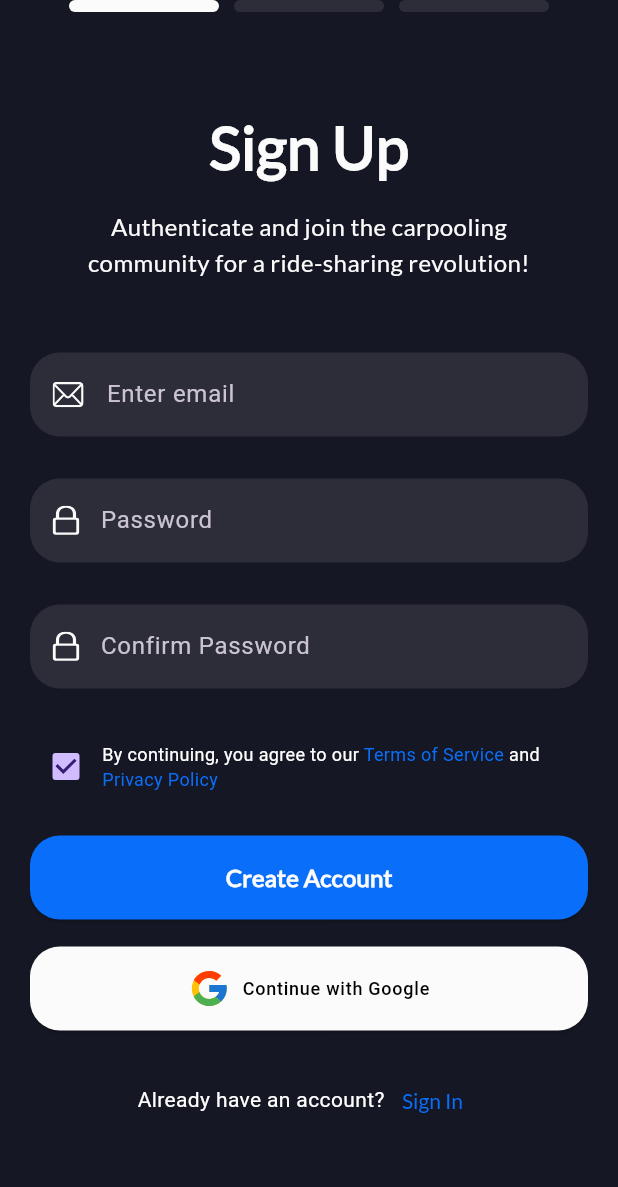
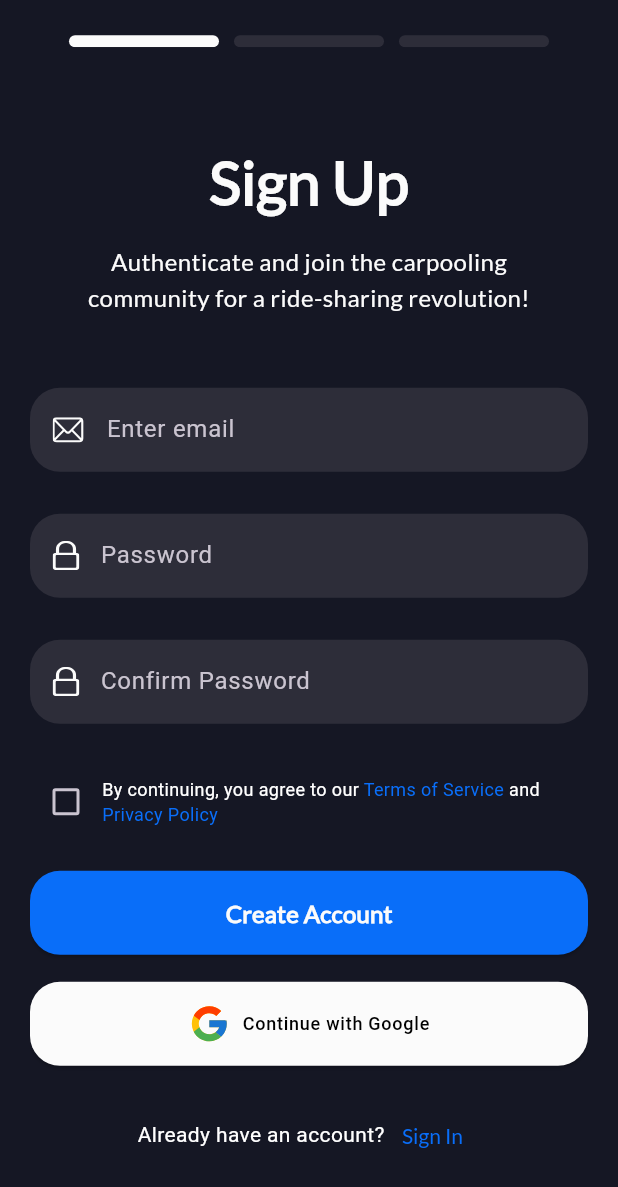
Before and after one commit to Pudv95/vroom_vroom, a Flutter app: the screen it shows after launch, after a tap on "Log In", after a tap on "Sign up", on a phone screen of 412 x 824 dp. Shown: the top 1187 px of the screen. Run offline on Flutter 3.47's test engine with Material 3 defaults, Android fonts, the phone set to English and light mode, and no system bars; drawn by our look-alikes of flutter_easyloading, smooth_page_indicator; our stand-ins replace flutter_dotenv, flutter_secure_storage, flutter_svg, fluttertoast, freezed_annotation, go_router and 2 more; network calls fail.

```diff
--- a/lib/services/authentication/google_o_auth.dart
+++ b/lib/services/authentication/google_o_auth.dart
@@ -3,6 +3,7 @@ import 'dart:convert';
 import 'package:flutter/cupertino.dart';
 import 'package:flutter_dotenv/flutter_dotenv.dart';
 import 'package:flutter_secure_storage/flutter_secure_storage.dart';
+import 'package:fluttertoast/fluttertoast.dart';
 import 'package:go_router/go_router.dart';
 import 'package:google_sign_in/google_sign_in.dart';
 import 'package:http/http.dart' as http;
@@ -43,11 +44,11 @@ class GoogleAuth{
       Map data = jsonDecode(response.body);
       storage.write(key: 'refreshToken', value: data['refresh_token']);
       storage.write(key: 'accessToken', value: data['access_token']);
-      context?.go('/dashboard');
-
+      context?.go('/');
     } else if(response.statusCode == 400) {
       // Handle error
       print('not akgec');
+      Fluttertoast.showToast(msg: 'Please choose an akgec email');
       await _googleSignIn.signOut();
       print('signed out');
     }
--- a/lib/services/authentication/verify_otps.dart
+++ b/lib/services/authentication/verify_otps.dart
@@ -9,8 +9,8 @@ import 'login.dart';
 class Verification {
   final String baseUrl = dotenv.get('BaseURL');
 
-  verifyOTP(String otp,BuildContext context) async {
-    final String token = LoginUser().getAccessToken();
+  verifyOTP(String otp,BuildContext context,String token) async {
+    // final String token = await LoginUser().getAccessToken();
     try {
       final response = await http.post(
         Uri.parse('$baseUrl/auth/reset/verify-otp/'),
@@ -27,6 +27,7 @@ class Verification {
       Map data = jsonDecode(response.body);
       if (response.statusCode == 200) {
         data['success'] = true;
+        data['msg'] = '';
         return data;
 
       } else {
--- a/lib/services/user/get_user.dart
+++ b/lib/services/user/get_user.dart
@@ -25,6 +25,7 @@ class GetUser{
         final Map<String, dynamic> data = jsonDecode(response.body);
         return data;
       } else {
+        print(jsonDecode(response.body));
         return null;
       }
     } catch (e) {
--- a/lib/utils/providers/authentication/reset_password_provider.dart
+++ b/lib/utils/providers/authentication/reset_password_provider.dart
@@ -1,4 +1,5 @@
 import 'package:flutter/material.dart';
+import 'package:fluttertoast/fluttertoast.dart';
 import 'package:go_router/go_router.dart';
 
 class ResetPasswordProvider extends ChangeNotifier {
@@ -26,7 +27,8 @@ class ResetPasswordProvider extends ChangeNotifier {
       _passwordError = apiErrorMessage;
     } else {
       _passwordError = '';
-      context.go('/');
+      Fluttertoast.showToast(msg: 'Password changed Successfully!');
+      context.go('/login');
     }
 
     notifyListeners();
--- a/lib/utils/providers/authentication/signup_provider.dart
+++ b/lib/utils/providers/authentication/signup_provider.dart
@@ -1,4 +1,5 @@
 import 'package:flutter/material.dart';
+import 'package:fluttertoast/fluttertoast.dart';
 import 'package:vroom_vroom/controllers/authentication/validator.dart';
 import 'package:vroom_vroom/models/authentication/signup_model.dart';
 
@@ -12,7 +13,7 @@ class SignUpProvider extends ChangeNotifier {
   String _password = '';
   String _emailError = '';
   String _passwordError = '';
-  SignUpModel _model = SignUpModel(name: '', email: '', password: [], gender: '', age: '', success: null, message: '', refreshToken: '', accessToken: '', number: '');
+  SignUpModel _model = SignUpModel(termsAndConditions:false,name: '', email: '', password: [], gender: '', age: '', success: null, message: '', refreshToken: '', accessToken: '', number: '');
 
   String get email => _email;
   String get password => _password;
@@ -23,6 +24,11 @@ class SignUpProvider extends ChangeNotifier {
   void setEmail(String value) {
     _email = value;
     _emailError = Validator.isValidEmail(value) ?? '';
+    notifyListeners();
+  }
+
+  void toggleTnP(){
+    _model.termsAndConditions =!_model.termsAndConditions!;
     notifyListeners();
   }
 
@@ -54,7 +60,6 @@ class SignUpProvider extends ChangeNotifier {
   void validateSignUp(String? apiErrorMessage) {
     _emailError = '';
     _passwordError = '';
-
     if (apiErrorMessage != null && apiErrorMessage.isNotEmpty) {
       _emailError = apiErrorMessage;
       if (_emailError.toLowerCase().contains('password')) {
--- a/lib/utils/providers/authentication/verify_otp_provider.dart
+++ b/lib/utils/providers/authentication/verify_otp_provider.dart
@@ -33,7 +33,7 @@ class VerifyOTPProvider extends ChangeNotifier {
     } else {
       _otpError = '';
       if (loggingIn) {
-        context.go('/forgot_password/reset_password');
+        context.go('/login/forgot_password/reset_password');
       } else {
         (isEmail)
             ? PageControllers.signUpController.animateToPage(1,
--- a/lib/utils/routes/app_routes.dart
+++ b/lib/utils/routes/app_routes.dart
@@ -5,9 +5,6 @@ import 'package:vroom_vroom/views/screens/authentication/login/forgot_password.d
 import 'package:vroom_vroom/views/screens/authentication/login/login.dart';
 import 'package:vroom_vroom/views/screens/authentication/login/reset_password.dart';
 import 'package:vroom_vroom/views/screens/authentication/signup/signup.dart';
-import 'package:vroom_vroom/views/screens/authentication/signup/user_details.dart';
-import 'package:vroom_vroom/views/screens/authentication/signup/verify_otp.dart';
-import 'package:vroom_vroom/views/screens/authentication/signup/verify_number.dart';
 import 'package:vroom_vroom/views/screens/home/dashboard.dart';
 import 'package:vroom_vroom/views/screens/splash_screen.dart';
 
@@ -83,10 +80,11 @@ final GoRouter routes = GoRouter(
     GoRoute(
       path: '/signup',
       builder: (BuildContext context, GoRouterState state) {
-        return SignUp();
+        int? extras = state.extra as int;
+        return SignUp(page: extras,);
       },
       pageBuilder: (context, state) =>
-          customTransition(context: context, state: state, child: SignUp()),
+          customTransition(context: context, state: state, child: SignUp(page: state.extra as int?,)),
     ),
 
     // Home
--- a/lib/views/screens/authentication/login/details_for_otp.dart
+++ b/lib/views/screens/authentication/login/details_for_otp.dart
@@ -24,9 +24,8 @@ class DetailsForOtp extends StatelessWidget {
             mainAxisSize: MainAxisSize.max,
             crossAxisAlignment: CrossAxisAlignment.stretch,
             children: [
-              SizedBox(height: (90/height)*height,),
               Expanded(
-                  child: VerifyNumber(isEmail: isEmail,isLoggingIn: true,)
+                  child: VerifyNumber(isEmail: isEmail,isLoggingIn: isLoggingIn,)
               ),
             ],
           ),
--- a/lib/views/screens/authentication/login/login.dart
+++ b/lib/views/screens/authentication/login/login.dart
@@ -8,7 +8,6 @@ import 'package:vroom_vroom/controllers/authentication/validate_login.dart';
 import 'package:vroom_vroom/controllers/authentication/validator.dart';
 import 'package:vroom_vroom/models/authentication/login_model.dart';
 import 'package:vroom_vroom/services/authentication/google_o_auth.dart';
-import 'package:vroom_vroom/services/authentication/login.dart';
 import 'package:vroom_vroom/utils/providers/authentication/login_provider.dart';
 import 'package:vroom_vroom/utils/contants/colors/app_colors.dart';
 import 'package:vroom_vroom/views/screens/authentication/widgets/custom_async_button.dart';
@@ -135,7 +134,7 @@ class LoginPage extends StatelessWidget {
                         alignment: Alignment.centerRight,
                         child: TextButton(
                           onPressed: () {
-                            context.push('/forgot_password');
+                            context.push('/login/forgot_password');
                           },
                           child: Text('Forgot Password?',style: Theme.of(context).textTheme.displaySmall?.copyWith(color: AppColors.primaryColor),),
                         ),
--- a/lib/views/screens/authentication/signup/credentials.dart
+++ b/lib/views/screens/authentication/signup/credentials.dart
@@ -1,11 +1,13 @@
 import 'package:flutter/gestures.dart';
 import 'package:flutter/material.dart';
 import 'package:flutter_svg/svg.dart';
+import 'package:fluttertoast/fluttertoast.dart';
 import 'package:go_router/go_router.dart';
 import 'package:provider/provider.dart';
 import 'package:vroom_vroom/controllers/authentication/validate_signup.dart';
 import 'package:vroom_vroom/controllers/authentication/validator.dart';
 import 'package:vroom_vroom/models/authentication/signup_model.dart';
+import 'package:vroom_vroom/services/authentication/google_o_auth.dart';
 import 'package:vroom_vroom/utils/contants/colors/app_colors.dart';
 import 'package:vroom_vroom/utils/providers/authentication/signup_provider.dart';
 import 'package:vroom_vroom/views/screens/authentication/widgets/custom_async_button.dart';
@@ -19,7 +21,8 @@ class Credentials extends StatelessWidget {
   Widget build(BuildContext context) {
     final state = context.watch<SignUpProvider>();
     double height = MediaQuery.sizeOf(context).height;
-    return ListView(
+    return Scaffold(
+      body: Column(
         children: [
           SizedBox(
             height: (65 / height) * height,
@@ -80,8 +83,34 @@ class Credentials extends StatelessWidget {
           Row(
             crossAxisAlignment: CrossAxisAlignment.center,
             children: [
-            Checkbox(value: true, onChanged: (value) {}),
-            Expanded(child: privacyPolicyLinkAndTermsOfService()),
+              Checkbox(value: state.user.termsAndConditions, onChanged: (value) {state.toggleTnP();}),
+              Expanded(child: Text.rich(
+                  maxLines: 2,
+                  softWrap: true,
+                  TextSpan(
+                      text: 'By continuing, you agree to our ',
+                      style: const TextStyle(fontSize: 12, color: Colors.white),
+                      children: <TextSpan>[
+                        TextSpan(
+                            text: 'Terms of Service',
+                            style: const TextStyle(
+                              fontSize: 12,
+                              color: AppColors.primaryColor,
+                            ),
+                            recognizer: TapGestureRecognizer()..onTap = () {}),
+                        TextSpan(
+                            text: ' and ',
+                            style: const TextStyle(fontSize: 12, color: Colors.white),
+                            children: <TextSpan>[
+                              TextSpan(
+                                  text: 'Privacy Policy',
+                                  style: const TextStyle(
+                                    fontSize: 12,
+                                    color: AppColors.primaryColor,
+                                  ),
+                                  recognizer: TapGestureRecognizer()..onTap = () {})
+                            ])
+                      ]))),
             ],
           ),
           SizedBox(
@@ -89,6 +118,10 @@ class Credentials extends StatelessWidget {
           ),
           CustomElevatedButton(
               fn: () async {
+                if(state.user.termsAndConditions == false){
+                  Fluttertoast.showToast(msg: 'Please accept Terms and Conditions');
+                  return;
+                }
                 if(state.formKey.currentState!.validate()){
                   SignUpModel signUpModel = await createUser(state.email, state.password);
                   signUpModel.email = state.email;
@@ -105,7 +138,9 @@ class Credentials extends StatelessWidget {
                   backgroundColor:
                       MaterialStateProperty.all<Color>(AppColors.textColor),
                 ),
-          onPressed: () {},
+            onPressed: () async {
+              await GoogleAuth(context: context).handleSignIn();
+            },
             icon: SvgPicture.asset('asset/icons/google.svg'),
             label: Text(
               'Continue with Google',
@@ -139,36 +174,7 @@ class Credentials extends StatelessWidget {
             ],
           )),
         ],
+      ),
     );
   }
 }
-
-Widget privacyPolicyLinkAndTermsOfService() {
-  return Text.rich(
-      maxLines: 2,
-      softWrap: true,
-      TextSpan(
-          text: 'By continuing, you agree to our ',
-          style: const TextStyle(fontSize: 12, color: Colors.white),
-          children: <TextSpan>[
-            TextSpan(
-                text: 'Terms of Service',
-                style: const TextStyle(
-                  fontSize: 12,
-                  color: AppColors.primaryColor,
-                ),
-                recognizer: TapGestureRecognizer()..onTap = () {}),
-            TextSpan(
-                text: ' and ',
-                style: const TextStyle(fontSize: 12, color: Colors.white),
-                children: <TextSpan>[
-                  TextSpan(
-                      text: 'Privacy Policy',
-                      style: const TextStyle(
-                        fontSize: 12,
-                        color: AppColors.primaryColor,
-                      ),
-                      recognizer: TapGestureRecognizer()..onTap = () {})
-                ])
-          ]));
-}
--- a/lib/views/screens/authentication/signup/signup.dart
+++ b/lib/views/screens/authentication/signup/signup.dart
@@ -1,4 +1,3 @@
-import 'package:flutter/gestures.dart';
 import 'package:flutter/material.dart';
 import 'package:vroom_vroom/controllers/authentication/controllers.dart';
 import 'package:smooth_page_indicator/smooth_page_indicator.dart';
@@ -6,17 +5,39 @@ import 'package:vroom_vroom/utils/contants/colors/app_colors.dart';
 import 'package:vroom_vroom/views/screens/authentication/signup/verify_credentials.dart';
 import 'package:vroom_vroom/views/screens/authentication/signup/user_details.dart';
 import 'package:vroom_vroom/views/screens/authentication/signup/verify_number.dart';
-import 'package:vroom_vroom/views/screens/authentication/signup/verify_otp.dart';
 
-class SignUp extends StatelessWidget {
-  SignUp({super.key});
+class SignUp extends StatefulWidget {
+  final int? page;
+  const SignUp({super.key,this.page = 0});
+
+  @override
+  State<SignUp> createState() => _SignUpState();
+}
+
+class _SignUpState extends State<SignUp> {
   final List<Widget> pages = [VerifyCredentials(),const VerifyNumber(isEmail: false,),const UserDetails()];
+
+  @override
+  void initState() {
+    // TODO: implement initState
+    super.initState();
+    if(widget.page == 1) {
+      WidgetsBinding.instance
+        .addPostFrameCallback((_) => PageControllers.signUpController.nextPage(duration: Duration(milliseconds: 500), curve: Easing.linear));
+    }
+    if(widget.page == 2){
+      WidgetsBinding.instance
+          .addPostFrameCallback((_) => PageControllers.credentialsController.nextPage(duration: Duration(milliseconds: 500), curve: Easing.linear));
+    }
+  }
+
   @override
   Widget build(BuildContext context) {
     double height = MediaQuery.sizeOf(context).height;
     double width = MediaQuery.sizeOf(context).width;
     return Scaffold(
       body: SafeArea(
+        child: SingleChildScrollView(
           child: ConstrainedBox(
             constraints: BoxConstraints(
               maxHeight: height,
@@ -25,11 +46,11 @@ class SignUp extends StatelessWidget {
             child: Padding(
               padding: EdgeInsets.fromLTRB(
                   (20 / width) * width, 0, (20 / width) * width, 0),
-            child: ListView(
-              // mainAxisSize: MainAxisSize.max,
-              // crossAxisAlignment: CrossAxisAlignment.stretch,
+              child: Column(
+                mainAxisSize: MainAxisSize.max,
+                crossAxisAlignment: CrossAxisAlignment.stretch,
                 children: [
-                const Spacer(),
+                  SizedBox(height: height/35,),
                   Center(
                       child: SmoothPageIndicator(
                         controller: PageControllers.signUpController,
@@ -52,8 +73,8 @@ class SignUp extends StatelessWidget {
                         return pages[index];
                     },),
                   ),
-                const Spacer(),
                 ],
+              ),
             ),
           ),
         ),
--- a/lib/views/screens/authentication/signup/user_details.dart
+++ b/lib/views/screens/authentication/signup/user_details.dart
@@ -162,7 +162,7 @@ class _UserDetailsState extends State<UserDetails> {
                  print('couldn\'t process');
                }
                else{
-                 context.go('/');
+                 context.go('/dashboard');
                }
             },
             title: 'Next')
--- a/lib/views/screens/authentication/signup/verify_credentials.dart
+++ b/lib/views/screens/authentication/signup/verify_credentials.dart
@@ -8,12 +8,14 @@ class VerifyCredentials extends StatelessWidget {
   final List<Widget> credPage = [Credentials(),const VerifyOTP(isEmail: true)];
   @override
   Widget build(BuildContext context) {
-    return PageView.builder(
-      controller: PageControllers.credentialsController,
-      physics: const NeverScrollableScrollPhysics(),
-      itemCount: 2,
-      itemBuilder: (BuildContext context, int index) {
-        return credPage[index];
-    },);
+    return Scaffold(
+      body: PageView.builder(
+        controller: PageControllers.credentialsController,
+        physics: const NeverScrollableScrollPhysics(),
+        itemCount: 2,
+        itemBuilder: (BuildContext context, int index) {
+          return credPage[index];
+      },),
+    );
   }
 }
--- a/lib/views/screens/authentication/signup/verify_otp.dart
+++ b/lib/views/screens/authentication/signup/verify_otp.dart
@@ -47,6 +47,7 @@ class VerifyOTP extends StatelessWidget {
     );
     double height = MediaQuery.sizeOf(context).height;
     return ListView(
+      physics: const NeverScrollableScrollPhysics(),
       children: [
         SizedBox(
           height: (65 / height) * height,
@@ -137,7 +138,7 @@ class VerifyOTP extends StatelessWidget {
             if(isLoggingIn){
               print('logging in');
               print(state1.model.forgotPasswordToken);
-              Map<String,dynamic> data = await validateOTP(state.otp, context);
+              Map<String,dynamic> data = await validateOTP(state.otp, context,state1.model.forgotPasswordToken);
               print(data);
               if(context.mounted){
                 if(data['success']){
--- a/lib/views/screens/splash_screen.dart
+++ b/lib/views/screens/splash_screen.dart
@@ -1,8 +1,8 @@
 import 'package:flutter/material.dart';
+import 'package:flutter_secure_storage/flutter_secure_storage.dart';
 import 'package:flutter_svg/flutter_svg.dart';
 import 'package:fluttertoast/fluttertoast.dart';
 import 'package:go_router/go_router.dart';
-import 'package:vroom_vroom/controllers/authentication/controllers.dart';
 import 'package:vroom_vroom/models/user/user_model.dart';
 import 'package:vroom_vroom/services/authentication/login.dart';
 import 'package:vroom_vroom/services/authentication/verify_credentials.dart';
@@ -21,19 +21,24 @@ class SplashScreen extends StatelessWidget {
       else{
         bool isAuthenticated = await LoginUser().verifyToken(token!);
         if(isAuthenticated){
-            final Map<String,dynamic> user = await GetUser().getUser();
+            final Map<String,dynamic>? user = await GetUser().getUser();
+            if(user == null){
+              Fluttertoast.showToast(msg: 'Login Expired');
+              FlutterSecureStorage().deleteAll();
+              context.go('/login');
+              return;
+            }
             UserModel userModel = UserModel.fromJson(user);
-            if(!(userModel.email_verified)){
+            print(userModel.toJson());
+            if(!(userModel.email_verified!)){
               Fluttertoast.showToast(msg: 'Email not Verified');
               VerifyCredentials().resendEmailVerification();
-              PageControllers.credentialsController.jumpToPage(1);
-              context.go('/signup');
+              context.go('/signup',extra: 2);
+
             }
-            else if(!(userModel.phone_verified)){
+            else if(!(userModel.phone_verified!)){
               Fluttertoast.showToast(msg: 'Phone number not Verified');
-              VerifyCredentials().sendVerificationOTPToNumber();
-              PageControllers.signUpController.jumpToPage(1);
-              context.go('/signup');
+              context.go('/signup',extra: 1);
             }
             else{
               context.go('/dashboard');
```
Also changed, not shown: lib/controllers/authentication/validate_otp.dart (+13 -6 lines), lib/models/user/user_model.dart (+9 -10 lines), lib/views/screens/authentication/login/forgot_password.dart (+5 -3 lines), lib/models/user/user_model.freezed.dart, lib/models/user/user_model.g.dart, 7 other files. Lines whose indentation alone changed are shown as unchanged.
